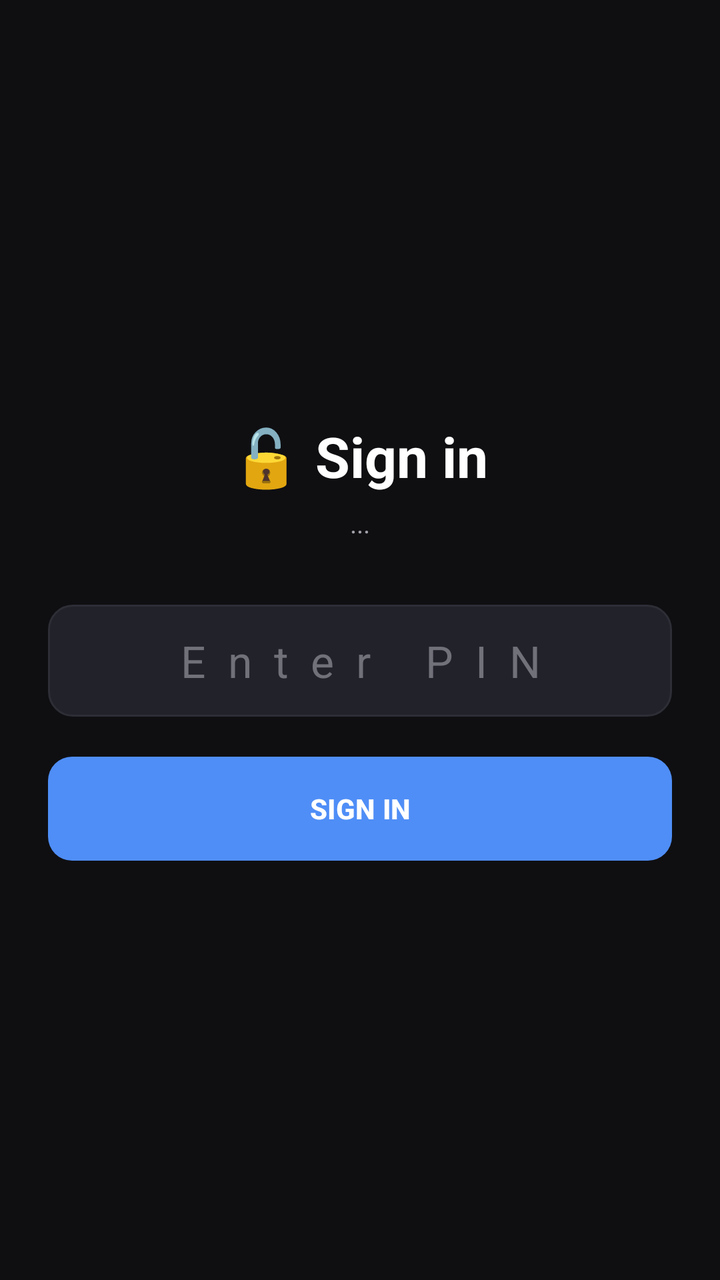
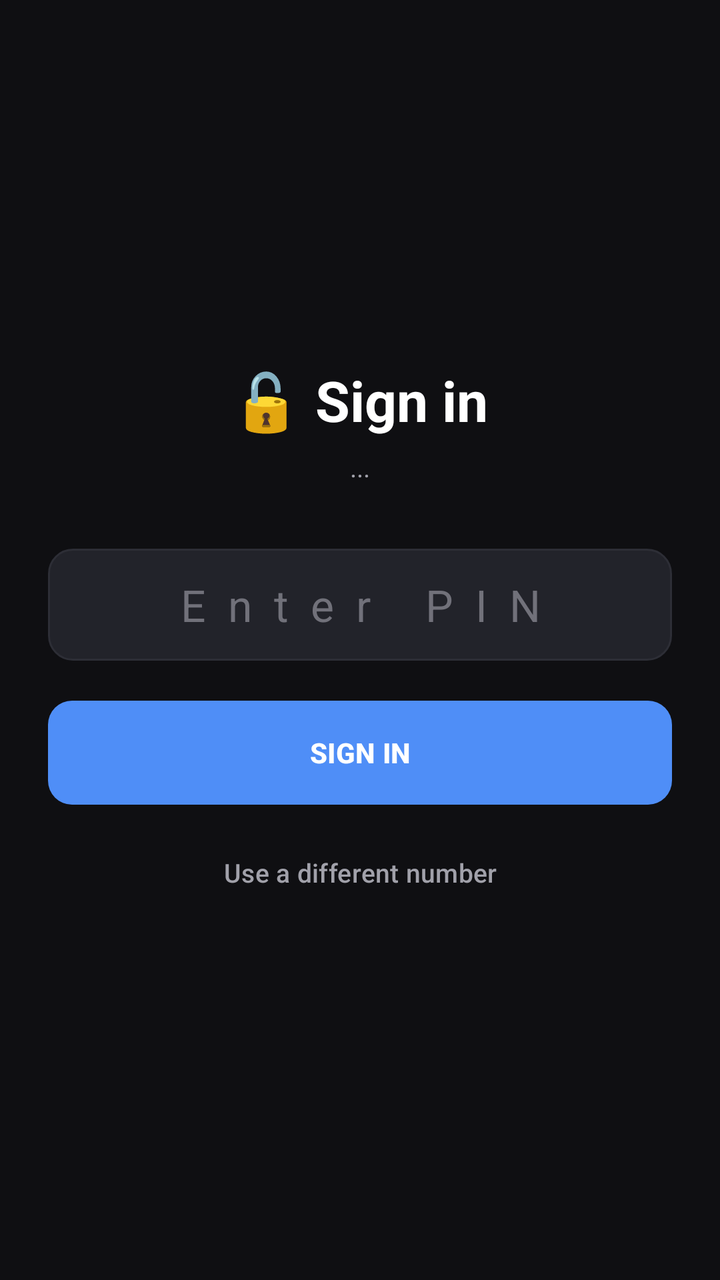

Compare the two renders of this Android layout. The source of the first and the diff that turns it into the second are given below.
<!-- AndroidManifest.xml: application theme Theme.CallFilter -->
<!-- res/layout/activity_login.xml -->
<?xml version="1.0" encoding="utf-8"?>
<LinearLayout xmlns:android="http://schemas.android.com/apk/res/android"
    android:layout_width="match_parent" android:layout_height="match_parent"
    android:orientation="vertical" android:gravity="center" android:padding="24dp"
    android:background="@color/bg">
    <TextView android:layout_width="wrap_content" android:layout_height="wrap_content"
        android:text="🔓 Sign in" android:textSize="28sp" android:textStyle="bold"
        android:textColor="@color/text"/>
    <TextView android:id="@+id/loginNumberLabel"
        android:layout_width="wrap_content" android:layout_height="wrap_content"
        android:text="..." android:textSize="13sp" android:textColor="@color/subtext"
        android:layout_marginTop="6dp" android:layout_marginBottom="32dp"/>
    <EditText android:id="@+id/loginPinInput"
        android:layout_width="match_parent" android:layout_height="56dp"
        android:hint="Enter PIN" android:textColor="@color/text"
        android:textColorHint="@color/muted" android:background="@drawable/input_bg"
        android:paddingStart="12dp" android:paddingEnd="12dp"
        android:inputType="numberPassword" android:maxLength="4"
        android:textSize="22sp" android:gravity="center" android:letterSpacing="0.5"
        android:layout_marginBottom="20dp"/>
    <Button android:id="@+id/btnLogin"
        android:layout_width="match_parent" android:layout_height="52dp"
        android:text="SIGN IN" android:textStyle="bold" android:textSize="14sp"
        android:textColor="@color/white" android:background="@drawable/btn_accent"/>
</LinearLayout>
<!-- resources referenced by this layout -->
<resources>
  <color name="bg">#0F0F12</color>
  <color name="muted">#71717A</color>
  <color name="subtext">#A1A1AA</color>
  <color name="text">#FFFFFF</color>
  <color name="white">#FFFFFF</color>
  <!-- drawable btn_accent (drawable) -->
  <?xml version="1.0" encoding="utf-8"?>
  <shape xmlns:android="http://schemas.android.com/apk/res/android" android:shape="rectangle">
      <corners android:radius="12dp"/>
      <solid android:color="#4F8EF7"/>
  </shape>
  <!-- drawable input_bg (drawable) -->
  <?xml version="1.0" encoding="utf-8"?>
  <shape xmlns:android="http://schemas.android.com/apk/res/android" android:shape="rectangle">
      <corners android:radius="12dp"/>
      <solid android:color="#22232A"/>
      <stroke android:width="1dp" android:color="#2D2E36"/>
  </shape>
  <style name="Theme.CallFilter" parent="Theme.Material3.DayNight.NoActionBar">
          <item name="android:windowBackground">@color/bg</item>
          <item name="android:statusBarColor">@color/bg</item>
          <item name="android:navigationBarColor">@color/bg</item>
          <item name="android:windowLightStatusBar">false</item>
          <item name="colorPrimary">@color/accent</item>
          <item name="colorOnPrimary">@color/white</item>
          <item name="android:textColor">@color/text</item>
      </style>
  <color name="accent">#4F8EF7</color>
</resources>

<!-- the commit's change to res/layout/activity_login.xml (unified diff, before → after) -->
@@ -22,4 +22,10 @@
         android:layout_width="match_parent" android:layout_height="52dp"
         android:text="SIGN IN" android:textStyle="bold" android:textSize="14sp"
         android:textColor="@color/white" android:background="@drawable/btn_accent"/>
+    <Button android:id="@+id/btnSwitchAccount"
+        android:layout_width="match_parent" android:layout_height="44dp"
+        android:text="Use a different number"
+        android:textSize="13sp" android:textColor="@color/subtext"
+        android:background="@android:color/transparent"
+        android:layout_marginTop="12dp"/>
 </LinearLayout>
